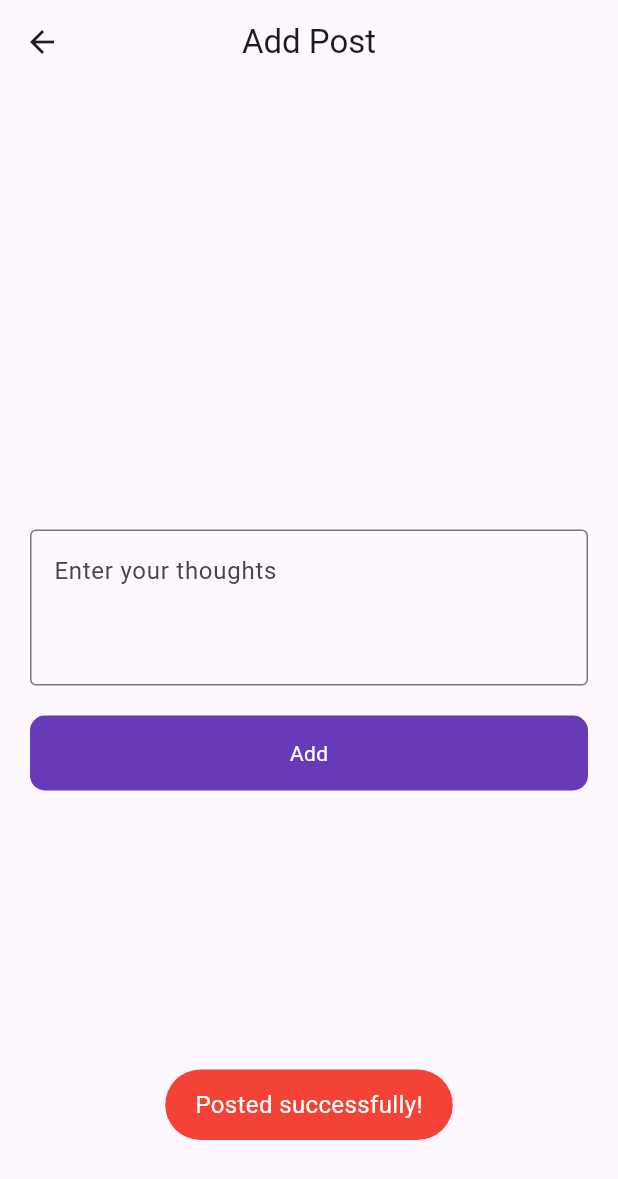
After one commit to siddhesh12323/flutter_firebase_1, a Flutter app: the AddPostScreen screen opened directly, after a tap on "Add", on a phone screen of 412 x 824 dp. The commit adds this screen. Shown: the top 1179 px of the screen. Run offline on Flutter 3.47's test engine with Material 2 defaults, Android fonts, the phone set to English and light mode, and no system bars; our stand-ins replace firebase_auth, firebase_core, firebase_database, fluttertoast; accounts and stored records are empty.

Commit message:
second commit

```diff
--- /dev/null
+++ b/lib/ui/posts/add_post.dart
@@ -0,0 +1,71 @@
+import 'package:firebase_database/firebase_database.dart';
+import 'package:flutter/material.dart';
+import 'package:flutter_firebase_1/utils/utils.dart';
+import 'package:flutter_firebase_1/widgets/round_button.dart';
+
+class AddPostScreen extends StatefulWidget {
+  const AddPostScreen({super.key});
+
+  @override
+  State<AddPostScreen> createState() => _AddPostScreenState();
+}
+
+class _AddPostScreenState extends State<AddPostScreen> {
+  bool loading = false;
+  final postController = TextEditingController();
+  final databaseRef = FirebaseDatabase.instance.ref('Post');
+  @override
+  Widget build(BuildContext context) {
+    return Scaffold(
+      appBar: AppBar(
+        title: Text('Add Post'),
+        centerTitle: true,
+      ),
+      body: Padding(
+        padding: const EdgeInsets.symmetric(horizontal: 20.0),
+        child: Center(
+          child: Column(
+            mainAxisSize: MainAxisSize.min,
+            children: [
+              TextFormField(
+                maxLines: 3,
+                controller: postController,
+                decoration: InputDecoration(
+                  hintText: 'Enter your thoughts',
+                  border: OutlineInputBorder(),
+                ),
+              ),
+              const SizedBox(
+                height: 20,
+              ),
+              RoundButton(
+                  title: 'Add',
+                  loading: loading,
+                  onTap: () {
+                    setState(() {
+                      loading = true;
+                    });
+                    databaseRef
+                        .child(DateTime.now().millisecondsSinceEpoch.toString())
+                        .set({
+                      'title': postController.text.toString(),
+                      'id': DateTime.now().millisecondsSinceEpoch.toString()
+                    }).then((value) {
+                      setState(() {
+                        loading = false;
+                      });
+                      Utils().toast('Posted successfully!');
+                    }).onError((error, stackTrace) {
+                      setState(() {
+                        loading = false;
+                      });
+                      Utils().toast(error.toString());
+                    });
+                  })
+            ],
+          ),
+        ),
+      ),
+    );
+  }
+}
--- a/pubspec.yaml
+++ b/pubspec.yaml
@@ -40,6 +40,7 @@ dependencies:
   firebase_storage: ^11.2.6
   cloud_firestore: ^4.8.5
   fluttertoast: ^8.2.2
+  firebase_database: ^10.2.5
 
 dev_dependencies:
   flutter_test:
```
Also changed, not shown: lib/ui/auth/login_screen.dart (+10 -1 lines), lib/ui/auth/login_with_phone.dart (added, +83 -0 lines), lib/ui/auth/verify_otp_for_phone_login.dart (added, +69 -0 lines), lib/ui/posts/posts_screen.dart (+8 -0 lines), pubspec.lock, 1 other file.
